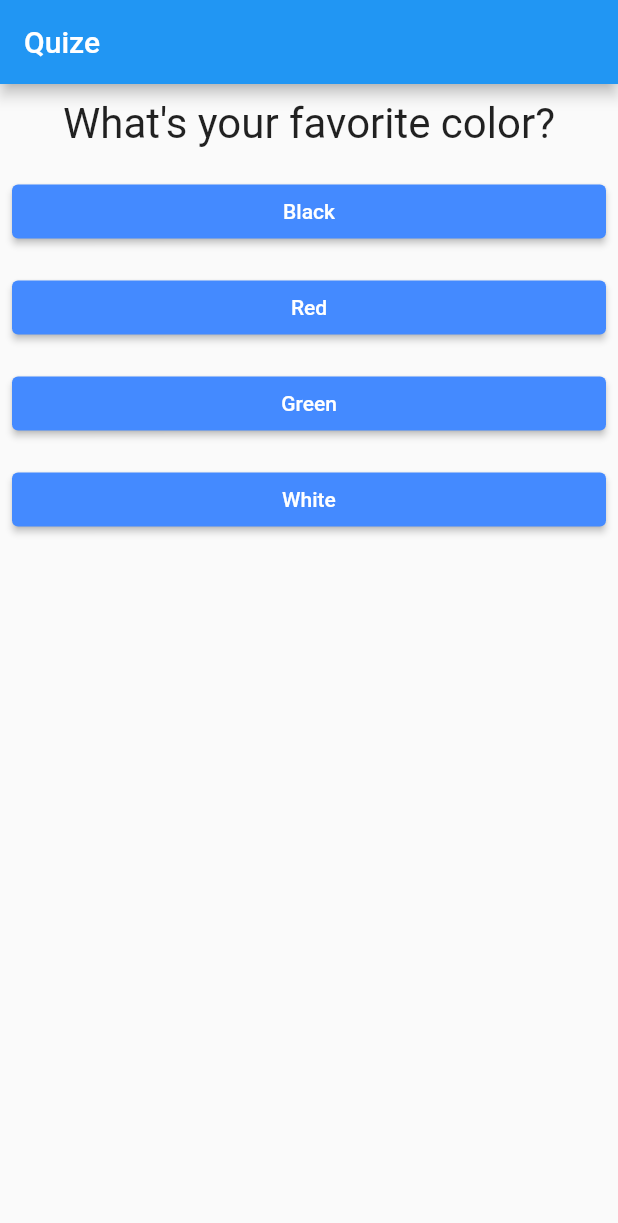
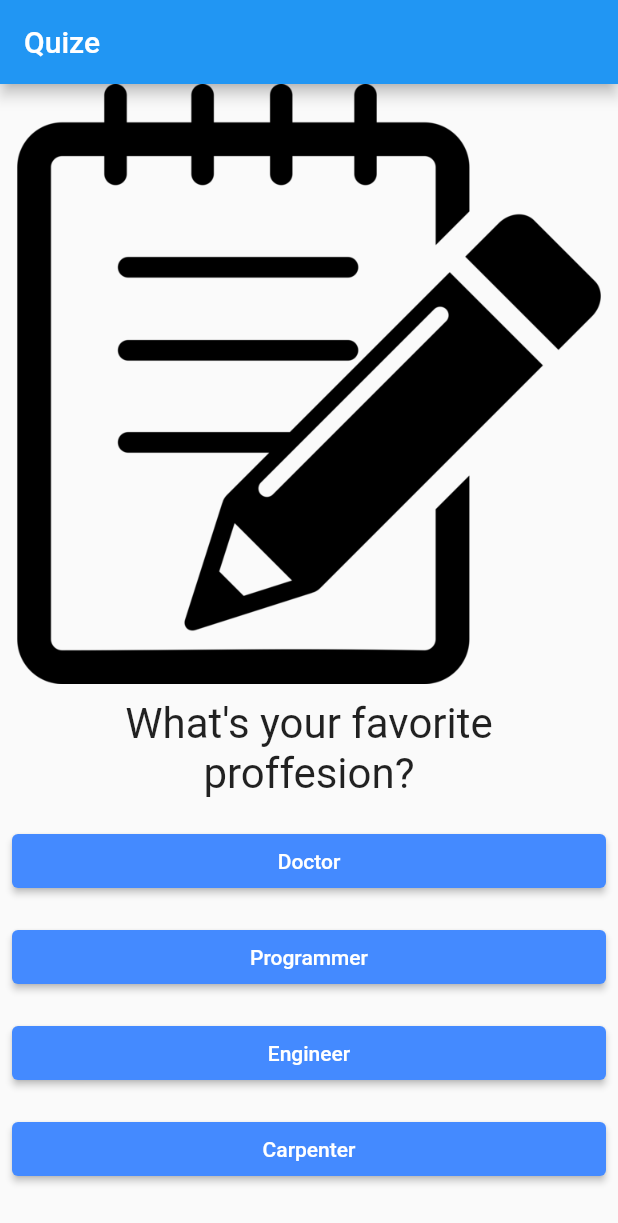
Before and after one commit to mamekakuma/FlutterTut, a Flutter app: the screen it shows after launch, on a phone screen of 412 x 824 dp. Shown: the top 1223 px of the screen. Run offline on Flutter 3.47's test engine with Material 2 defaults, Android fonts, the phone set to English and light mode, and no system bars; missing offline and left inert: dart:html.

Commit message:
splitingWidgets

```diff
--- a/lib/main.dart
+++ b/lib/main.dart
@@ -1,9 +1,11 @@
 import 'package:flutter/material.dart';
-import './quetion.dart';
-import './answer.dart';
+import './quize.dart';
+import './result.dart';
+
 void main() {
   runApp(MyApp());
 }
+
 class MyApp extends StatefulWidget {
   @override
   State<StatefulWidget> createState() {
@@ -24,40 +26,32 @@ class MyAppState extends State<MyApp> {
 
   var questionIdx = 0;
   Widget build(BuildContext context) {
-    var question = [
+    var questions = [
       {
-        'questionText': 'What\'s your favorite color?',
-        'answers': ['Black', 'Red', 'Green', 'White'],
+        'questionText': 'What\'s your favorite proffesion?',
+        'answers': ['Doctor', 'Programmer', 'Engineer', 'Carpenter'],
       },
       {
-        'questionText': 'What\'s your favorite animal?',
-        'answers': ['RAbbit', 'Cat', 'Dog', 'Snake'],
+        'questionText': 'Do you like pets?',
+        'answers': ['Yes', 'No'],
       },
       {
-        'questionText': 'What\'s your favorite pesrson?',
+        'questionText': 'What\'s your favorite Footbal player?',
         'answers': ['Benzema', 'Mbappe', 'Messi', 'Madison'],
       },
     ];
     return MaterialApp(
       home: Scaffold(
-        appBar: AppBar(
-          title: const Text('Quize'),
-        ),
-        // ignore: prefer_const_literals_to_create_immutables
-        body: Column(children: [
-          Question(
-            (question[questionIdx % 3]['questionText'] as String ),
+          appBar: AppBar(
+            title: const Text('Quize'),
           ),
-          ...(question[questionIdx % 3]['answers'] as List<String>)
-              .map((answer) {
-            return Answer(answerQuestion, answer);
-          }).toList(),
-          // Answer(answerQuestion),
-          // Answer(answerQuestion),
-          // Answer(answerQuestion),
-          // Answer(answerQuestion),
-        ]),
-      ),
+          // ignore: prefer_const_literals_to_create_immutables
+          body: questionIdx < questions.length
+              ? Quize(answerQuestion: answerQuestion,
+              questionIndex: questionIdx,
+              questions:questions,
+              )
+              : Result()),
     );
   }
 }
--- /dev/null
+++ b/lib/quize.dart
@@ -0,0 +1,42 @@
+import 'package:flutter/material.dart';
+import './question.dart';
+import './answer.dart';
+
+class Quize extends StatelessWidget {
+  final List<Map<String, Object>> questions;
+  final VoidCallback answerQuestion;
+
+  var questionIndex;
+  Quize(
+      {required this.questions,
+      required this.answerQuestion,
+      required this.questionIndex});
+  @override
+  Widget build(BuildContext context) {
+    return Container(
+      child: Column(children: <Widget>[
+        Container(
+          height: 400,
+          decoration: BoxDecoration(
+            image: DecorationImage(
+              image: AssetImage(
+                'assets/images/quize.png',
+                // fit:Box.fill ,
+              ),
+            ),
+          ),
+        ),
+        Question(
+          (questions[questionIndex]['questionText'] as String),
+        ),
+        ...(questions[questionIndex]['answers'] as List<String>).map((answer) {
+          return Answer(answerQuestion, answer);
+        }).toList(),
+        // Answer(answerQuestion),
+        // Answer(answerQuestion),
+        // Answer(answerQuestion),
+        // Answer(answerQuestion),
+      ]),
+    );
+  }
+}
--- /dev/null
+++ b/lib/result.dart
@@ -0,0 +1,11 @@
+import 'dart:html';
+import 'package:flutter/material.dart';
+
+class Result extends StatelessWidget {
+  @override
+  Widget build(BuildContext context) {
+    return Center(
+      child: Text("Congrats you are done"),
+    );
+  }
+}
--- a/pubspec.yaml
+++ b/pubspec.yaml
@@ -58,8 +58,8 @@ flutter:
   uses-material-design: true
 
   # To add assets to your application, add an assets section, like this:
-  # assets:
-  #   - images/a_dot_burr.jpeg
+  assets:
+    - assets/images/
   #   - images/a_dot_ham.jpeg
 
   # An image asset can refer to one or more resolution-specific "variants", see
```
Also changed, not shown: assets/images/notebook.png (added), assets/images/quize.png (added), lib/question.dart (renamed from lib/quetion.dart).
